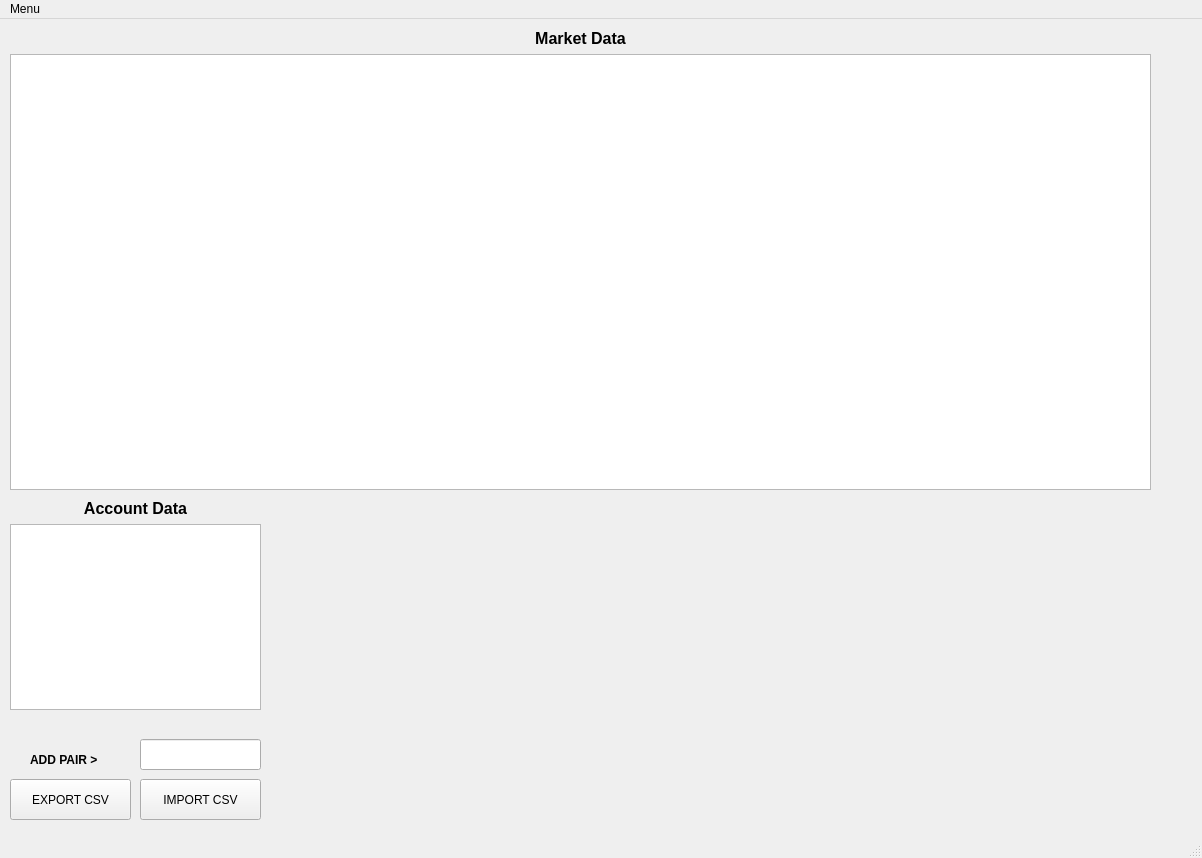
Qt form ui/main_window.ui (Sulato86/gateio) before a commit.
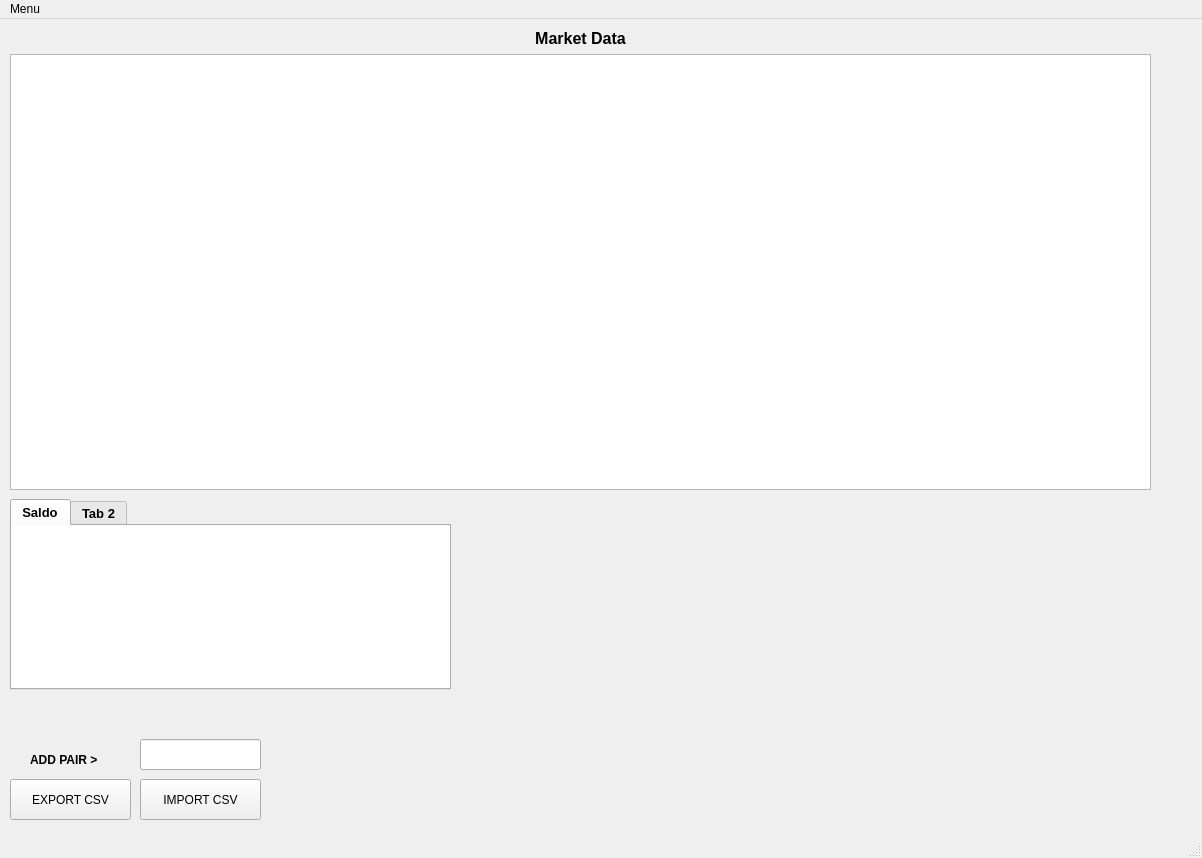
The same form after that commit.

Patch:
```diff
--- a/ui/main_window.ui
+++ b/ui/main_window.ui
@@ -108,48 +108,6 @@
      </item>
     </layout>
    </widget>
-   <widget class="QWidget" name="verticalLayoutWidget_2">
-    <property name="geometry">
-     <rect>
-      <x>10</x>
-      <y>480</y>
-      <width>251</width>
-      <height>211</height>
-     </rect>
-    </property>
-    <layout class="QVBoxLayout" name="verticalLayout_2">
-     <property name="sizeConstraint">
-      <enum>QLayout::SetMinimumSize</enum>
-     </property>
-     <item>
-      <widget class="QLabel" name="label_accountdata">
-       <property name="font">
-        <font>
-         <pointsize>12</pointsize>
-         <weight>75</weight>
-         <bold>true</bold>
-        </font>
-       </property>
-       <property name="text">
-        <string>Account Data</string>
-       </property>
-       <property name="alignment">
-        <set>Qt::AlignCenter</set>
-       </property>
-      </widget>
-     </item>
-     <item>
-      <widget class="QTableView" name="tableView_accountdata">
-       <property name="sizePolicy">
-        <sizepolicy hsizetype="Maximum" vsizetype="Maximum">
-         <horstretch>0</horstretch>
-         <verstretch>0</verstretch>
-        </sizepolicy>
-       </property>
-      </widget>
-     </item>
-    </layout>
-   </widget>
    <widget class="QPushButton" name="pushButton_exportmarketdata">
     <property name="geometry">
      <rect>
@@ -163,6 +121,56 @@
      <string>EXPORT CSV</string>
     </property>
    </widget>
+   <widget class="QTabWidget" name="tabWidget">
+    <property name="geometry">
+     <rect>
+      <x>10</x>
+      <y>480</y>
+      <width>441</width>
+      <height>191</height>
+     </rect>
+    </property>
+    <property name="font">
+     <font>
+      <pointsize>10</pointsize>
+      <weight>75</weight>
+      <bold>true</bold>
+     </font>
+    </property>
+    <widget class="QWidget" name="tab_saldo">
+     <attribute name="title">
+      <string>Saldo</string>
+     </attribute>
+     <widget class="QTableView" name="tableView_accountdata">
+      <property name="geometry">
+       <rect>
+        <x>-2</x>
+        <y>-4</y>
+        <width>441</width>
+        <height>171</height>
+       </rect>
+      </property>
+      <property name="sizePolicy">
+       <sizepolicy hsizetype="Maximum" vsizetype="Maximum">
+        <horstretch>0</horstretch>
+        <verstretch>0</verstretch>
+       </sizepolicy>
+      </property>
+      <property name="font">
+       <font>
+        <pointsize>10</pointsize>
+        <weight>50</weight>
+        <bold>false</bold>
+       </font>
+      </property>
+     </widget>
+    </widget>
+    <widget class="QWidget" name="tab_2">
+     <attribute name="title">
+      <string>Tab 2</string>
+     </attribute>
+    </widget>
+   </widget>
   </widget>
   <widget class="QMenuBar" name="menubar">
    <property name="geometry">
```
